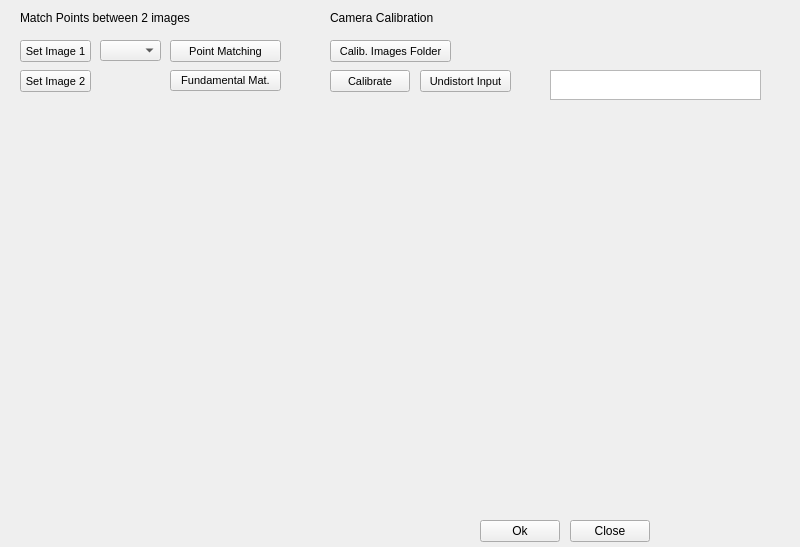
Above: code/multiviewpane.ui from PamirGhimire/seeWithCpp before the change. Below: the same form after it.
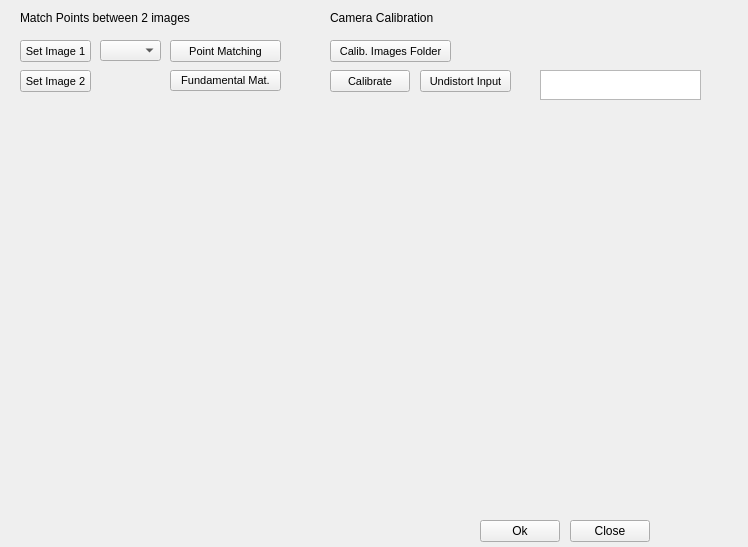
That is the form after the change.

What changed in the file:
```diff
--- a/code/multiviewpane.ui
+++ b/code/multiviewpane.ui
@@ -6,7 +6,7 @@
    <rect>
     <x>0</x>
     <y>0</y>
-    <width>800</width>
+    <width>748</width>
     <height>547</height>
    </rect>
   </property>
@@ -121,7 +121,7 @@
     <rect>
      <x>20</x>
      <y>100</y>
-     <width>741</width>
+     <width>680</width>
      <height>400</height>
     </rect>
    </property>
@@ -150,9 +150,9 @@
   <widget class="QTextBrowser" name="multiviewOp">
    <property name="geometry">
     <rect>
-     <x>550</x>
+     <x>540</x>
      <y>70</y>
-     <width>211</width>
+     <width>161</width>
      <height>30</height>
     </rect>
    </property>
```
